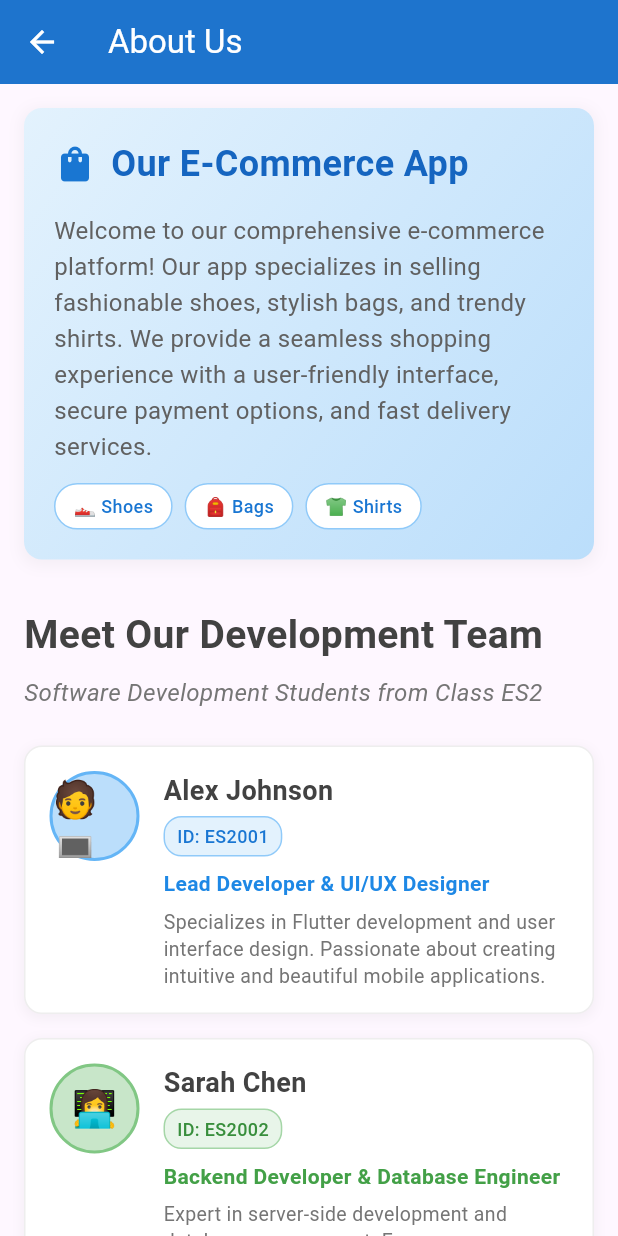
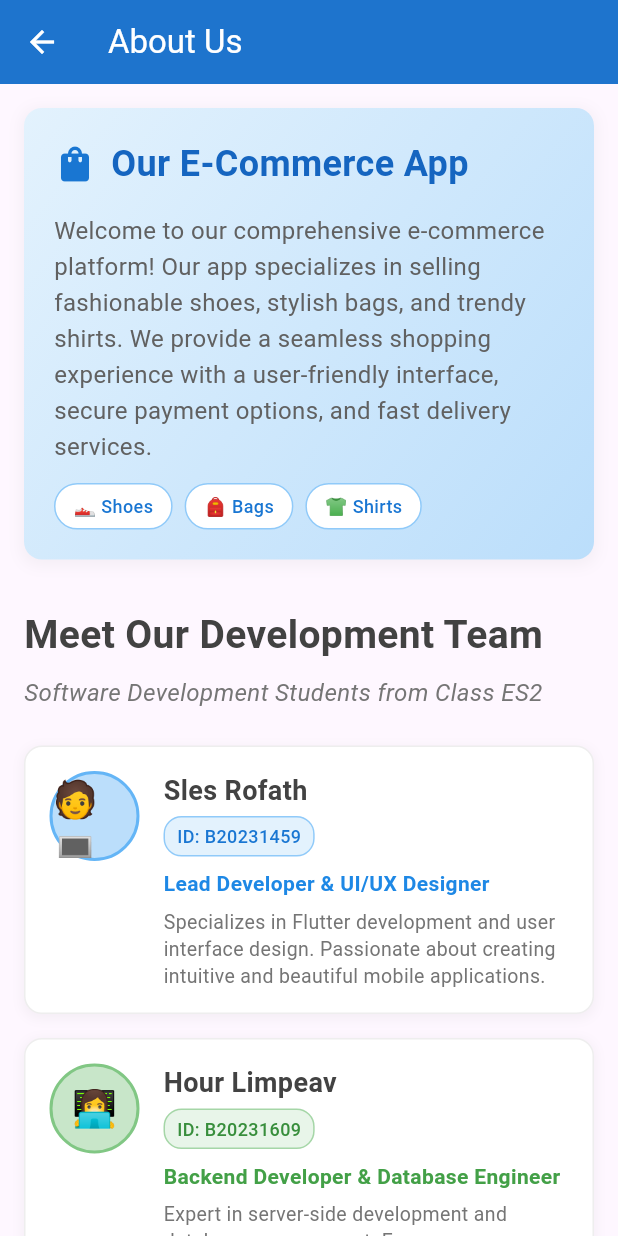
Before and after one commit to Arofath/NU_ECommerce_App, a Flutter app: the AboutUsScreen screen opened directly, on a phone screen of 412 x 824 dp. Run offline on Flutter 3.47's test engine with Material 3 defaults, Android fonts, the phone set to English and light mode, and no system bars; our stand-ins replace badges, cached_network_image, carousel_slider, get, get_storage, shared_preferences; accounts and stored records are empty.

Commit message:
update more code

```diff
--- a/lib/Models/cart.dart
+++ /dev/null
@@ -1,27 +0,0 @@
-class Cart {
-  final String cartId;
-  final int userId;
-  final DateTime createdAt;
-
-  Cart({
-    required this.cartId,
-    required this.userId,
-    required this.createdAt,
-  });
-
-  factory Cart.fromJson(Map<String, dynamic> json) {
-    return Cart(
-      cartId: json['cart_id'],
-      userId: json['user_id'],
-      createdAt: DateTime.parse(json['created_at']),
-    );
-  }
-
-  Map<String, dynamic> toJson() {
-    return {
-      'cart_id': cartId,
-      'user_id': userId,
-      'created_at': createdAt.toIso8601String(),
-    };
-  }
-}
--- a/lib/Screen/Profile/profile_screen.dart
+++ b/lib/Screen/Profile/profile_screen.dart
@@ -104,7 +104,9 @@ class ProfileScreen extends StatelessWidget {
                   width: double.infinity,
                   height: 45,
                   child: OutlinedButton(
-                    onPressed: () {},
+                    onPressed: () {
+                      Get.to(() => const EditProfileScreen());
+                    },
                     style: OutlinedButton.styleFrom(
                       backgroundColor: primaryColor,
                       side: BorderSide(color: Colors.grey[300]!),
--- a/lib/Screen/about_us/about_us_screen.dart
+++ b/lib/Screen/about_us/about_us_screen.dart
@@ -103,8 +103,8 @@ class AboutUsScreen extends StatelessWidget {
 
             // Team Members
             _buildTeamMember(
-              name: 'Alex Johnson',
-              id: 'ES2001',
+              name: 'Sles Rofath',
+              id: 'B20231459',
               role: 'Lead Developer & UI/UX Designer',
               description:
                   'Specializes in Flutter development and user interface design. Passionate about creating intuitive and beautiful mobile applications.',
@@ -115,8 +115,8 @@ class AboutUsScreen extends StatelessWidget {
             const SizedBox(height: 16),
 
             _buildTeamMember(
-              name: 'Sarah Chen',
-              id: 'ES2002',
+              name: 'Hour Limpeav ',
+              id: 'B20231609',
               role: 'Backend Developer & Database Engineer',
               description:
                   'Expert in server-side development and database management. Ensures our app runs smoothly with secure and efficient backend systems.',
@@ -127,8 +127,8 @@ class AboutUsScreen extends StatelessWidget {
             const SizedBox(height: 16),
 
             _buildTeamMember(
-              name: 'Michael Rodriguez',
-              id: 'ES2003',
+              name: 'Touch Soksan',
+              id: 'B20232703',
               role: 'Quality Assurance & Testing Specialist',
               description:
                   'Focuses on testing and quality assurance to deliver bug-free applications. Ensures optimal performance across all devices.',
```
Also changed, not shown: lib/Models/cart_item_with_product.dart (deleted, +0 -47 lines), lib/Service/cart_service.dart (deleted, +0 -65 lines).
